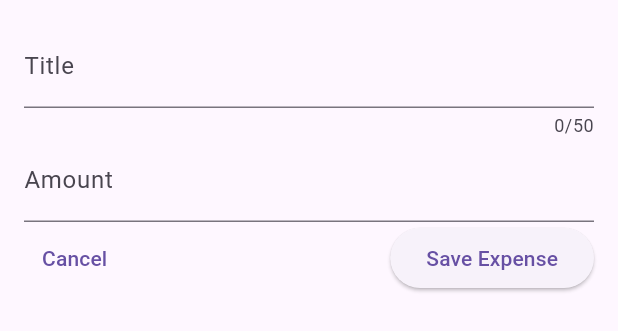
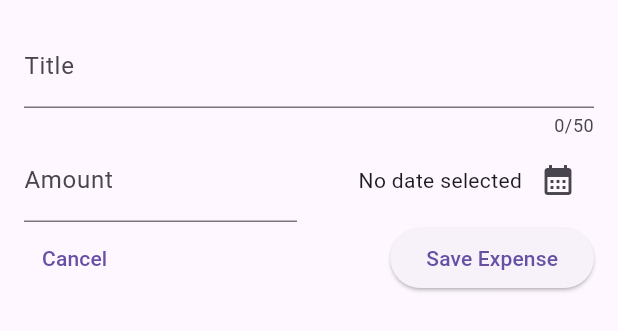
Before and after one commit to GhadeerHamed/flutter-expense-tracker, a Flutter app: the NewExpense widget shown alone on an empty page, opened directly, on a phone screen of 412 x 824 dp. Shown: the top 331 px of the screen. Run offline on Flutter 3.47's test engine with Material 3 defaults, Android fonts, the phone set to English and light mode, and no system bars.

Commit message:
Add date picker functionality and update amount input layout in NewExpense widget

```diff
--- a/lib/widgets/new_expense.dart
+++ b/lib/widgets/new_expense.dart
@@ -1,4 +1,5 @@
 import 'package:flutter/material.dart';
+import 'package:expense_tracker_project/models/expense.dart';
 
 class NewExpense extends StatefulWidget {
   const NewExpense({super.key});
@@ -10,12 +11,28 @@ class NewExpense extends StatefulWidget {
 class _NewExpenseState extends State<NewExpense> {
   final _titleController = TextEditingController();
   final _amountController = TextEditingController();
+  DateTime? _selectedDate;
 
   @override
   void dispose() {
     _titleController.dispose();
     _amountController.dispose();
     super.dispose();
+  }
+
+  void _presentDatePicker() async {
+    final now = DateTime.now();
+    final firstDate = DateTime(now.year - 1, now.month, now.day);
+    final pickedDate = await showDatePicker(
+      context: context,
+      initialDate: now,
+      firstDate: firstDate,
+      lastDate: now,
+    );
+
+    setState(() {
+      _selectedDate = pickedDate;
+    });
   }
 
   @override
@@ -31,14 +48,37 @@ class _NewExpenseState extends State<NewExpense> {
               label: Text('Title'),
             ),
           ),
-          TextField(
+          Row(
+            children: [
+              Expanded(
+                child: TextField(
                   controller: _amountController,
                   keyboardType: TextInputType.number,
-
                   decoration: const InputDecoration(
                     prefixText: '\$ ',
                     label: Text('Amount'),
                   ),
+                ),
+              ),
+              const SizedBox(width: 16),
+              Expanded(
+                child: Row(
+                  mainAxisAlignment: MainAxisAlignment.end,
+                  crossAxisAlignment: CrossAxisAlignment.center,
+                  children: [
+                    Text(
+                      _selectedDate == null
+                          ? 'No date selected'
+                          : formatter.format(_selectedDate!),
+                    ),
+                    IconButton(
+                      onPressed: _presentDatePicker,
+                      icon: const Icon(Icons.calendar_month),
+                    ),
+                  ],
+                ),
+              ),
+            ],
           ),
           Row(
             children: [
```
Lines whose indentation alone changed are shown as unchanged.
